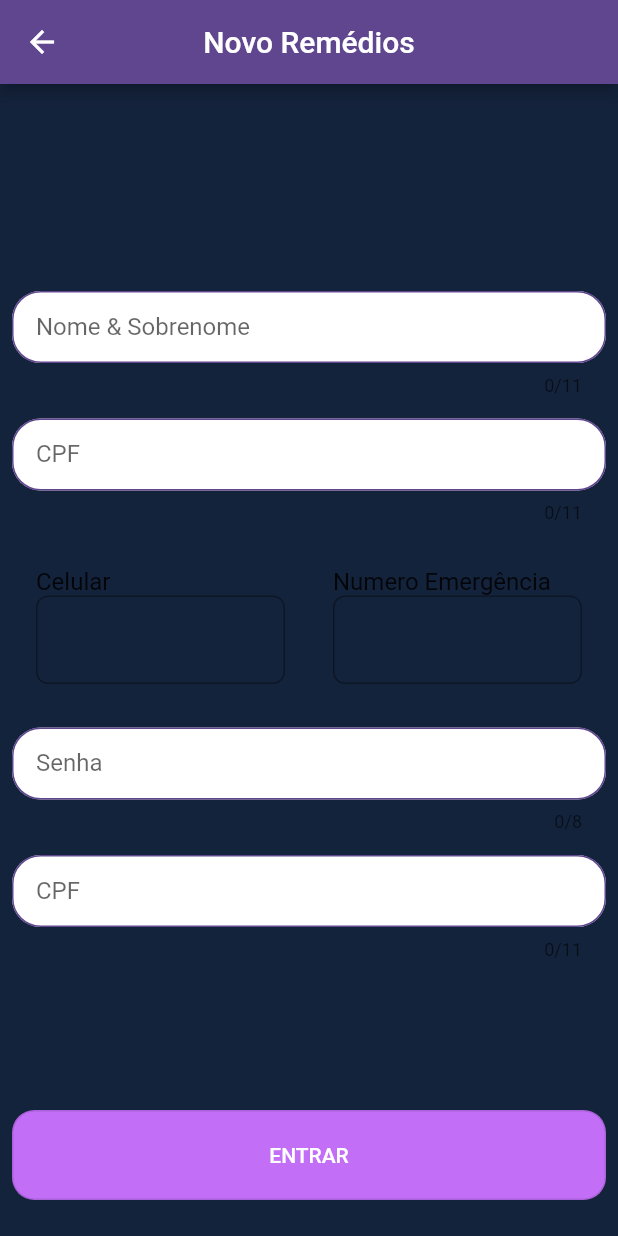
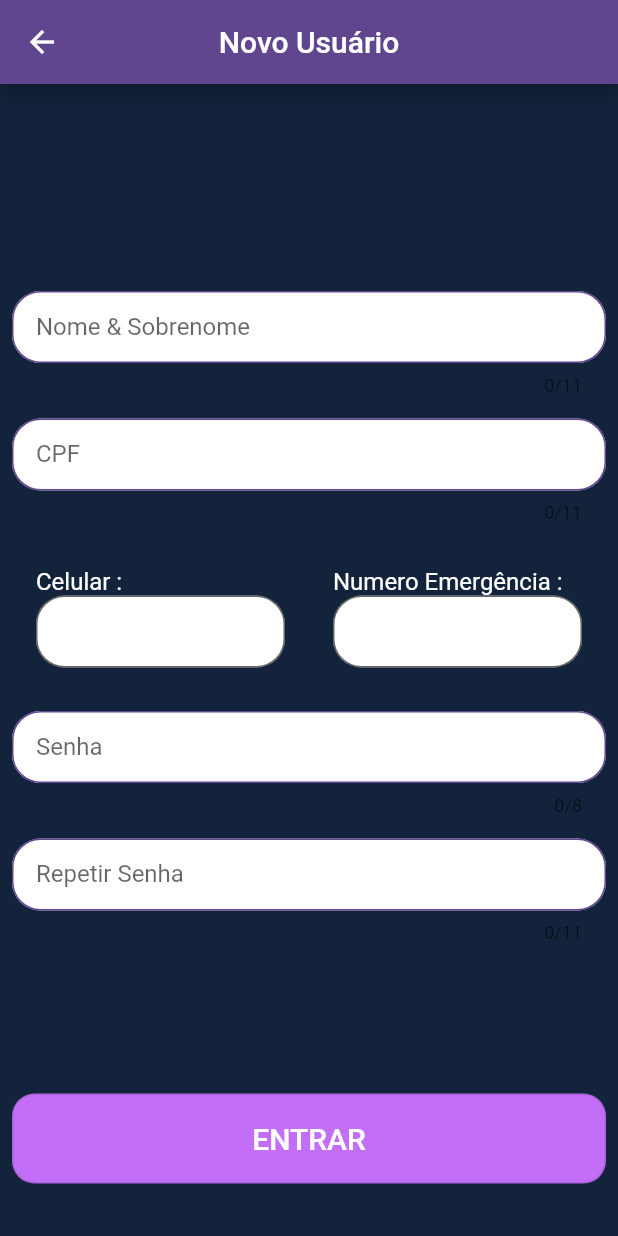
Before and after one commit to correagabriel/App_controleremedios, a Flutter app: the NewUser screen opened by its route, on a phone screen of 412 x 824 dp. Run offline on Flutter 3.47's test engine with Material 2 defaults, Android fonts, the phone set to English and light mode, and no system bars; our stand-ins replace device_preview.

Commit message:
nineth commit

```diff
--- a/lib/view/user/forgetpassword_view.dart
+++ b/lib/view/user/forgetpassword_view.dart
@@ -29,7 +29,7 @@ class _ForgetPasswordState extends State<ForgetPassword> {
               'Digite seu CPF e mandaremos um link ao seu telefone',
               textAlign: TextAlign.center,
               style: TextStyle(
-                fontSize: 20,
+                fontSize: 28,
                 color: Color(0XFF848c9a),
                 ),
             ),
@@ -79,7 +79,8 @@ class _ForgetPasswordState extends State<ForgetPassword> {
             child: Text(
               'Redefina sua senha',
               style: TextStyle(
-                color: Colors.white
+                color: Colors.white,
+                fontSize: 20,
               ),
             ),
           )
--- a/lib/view/user/newuser_view.dart
+++ b/lib/view/user/newuser_view.dart
@@ -16,7 +16,7 @@ class _NewUserState extends State<NewUser> {
        child: Scaffold(
         backgroundColor: Color(0XFF14233c),
         appBar: AppBar(
-          title: const Text("Novo Remédios"),
+          title: const Text("Novo Usuário"),
           centerTitle: true,
           backgroundColor: Color(0XFF60468f),
         ),
@@ -60,7 +60,7 @@ class _NewUserState extends State<NewUser> {
                   maxLength: 11,
                   validator: (value) {
                     if (value == null || value.isEmpty) {
-                      return 'Por favor, insira seu email.';
+                      return 'Por favor, insira seu CPF.';
                     }
                     if(value.length <11){
                       return "CPF Invalido";
@@ -94,11 +94,20 @@ class _NewUserState extends State<NewUser> {
                   children: [
                     Expanded(
                       child: ListTile(
-                      title: Text('Celular'),
+                      title: Text(
+                        'Celular : ',
+                        style: TextStyle(
+                            color: Colors.white,
+                            fontSize: 16,
+                          ),
+                      ),
                       subtitle: TextFormField(
                         decoration: const InputDecoration(
+                        fillColor: Colors.white,
+                        filled: true,
+                        contentPadding: EdgeInsets.fromLTRB(16,8,16,8),
                         border: OutlineInputBorder(
-                        borderRadius: BorderRadius.all(Radius.circular(8))),
+                        borderRadius: BorderRadius.all(Radius.circular(19))),
                         ),
                       ),),
                     ),
@@ -107,11 +116,20 @@ class _NewUserState extends State<NewUser> {
                     ),
                     Expanded(
                       child:ListTile(
-                        title: Text('Numero Emergência'),
+                        title: Text(
+                          'Numero Emergência : ',
+                          style: TextStyle(
+                            color: Colors.white,
+                            fontSize: 16,
+                          ),
+                        ),
                         subtitle:  TextFormField(
                           decoration: const InputDecoration(
+                          fillColor: Colors.white,
+                          filled: true,
+                          contentPadding: EdgeInsets.fromLTRB(16,8,16,8),
                           border: OutlineInputBorder(
-                            borderRadius: BorderRadius.all(Radius.circular(8))),
+                            borderRadius: BorderRadius.all(Radius.circular(19))),
                           ),
                         ),
                       ),
@@ -127,10 +145,10 @@ class _NewUserState extends State<NewUser> {
                   maxLength: 8,
                     validator: (value) {
                     if (value == null || value.isEmpty) {
-                              return 'Por favor, insira seu email.';
+                      return 'Por favor, insira sua senha';
                     }
                     if(value.length <8){
-                              return "CPF Invalido";
+                      return "Senha Invalido";
                     }
                     return null;
                     },
@@ -149,7 +167,7 @@ class _NewUserState extends State<NewUser> {
                       focusedBorder: OutlineInputBorder(
                         borderRadius: BorderRadius.circular(19),
                         borderSide: const BorderSide(color:Color(0XFF60468f) ,width: 4)
-                          )
+                      ),
                     ),
                 ),
 
@@ -161,10 +179,10 @@ class _NewUserState extends State<NewUser> {
                   maxLength: 11,
                     validator: (value) {
                     if (value == null || value.isEmpty) {
-                              return 'Por favor, insira seu email.';
+                      return 'Por favor, insira seu Senha.';
                     }
                     if(value.length <11){
-                              return "CPF Invalido";
+                      return "Senha Invalido";
                     }
                     return null;
                     },
@@ -175,7 +193,7 @@ class _NewUserState extends State<NewUser> {
                       border: OutlineInputBorder(
                           borderRadius: BorderRadius.circular(19)
                       ),
-                            labelText: 'CPF',
+                      labelText: 'Repetir Senha',
                       enabledBorder: OutlineInputBorder(
                         borderRadius: BorderRadius.circular(19),
                         borderSide: const BorderSide(color: Color(0XFF60468f))
@@ -206,7 +224,13 @@ class _NewUserState extends State<NewUser> {
                     //
                     Navigator.pushNamed(context, 'navbar');
                   },
-                    child: Text('ENTRAR'),
+                    child: Text(
+                      'ENTRAR',
+                    style: TextStyle(
+                      color: Colors.white,
+                      fontSize: 20,
+                    ),
+                    ),
                 ),
               ],
             ),
```
Also changed, not shown: lib/view/user/login_view.dart (+36 -6 lines), assets/icon1.jpg (added), assets/icon2.jpg (added). Lines whose indentation alone changed are shown as unchanged.
